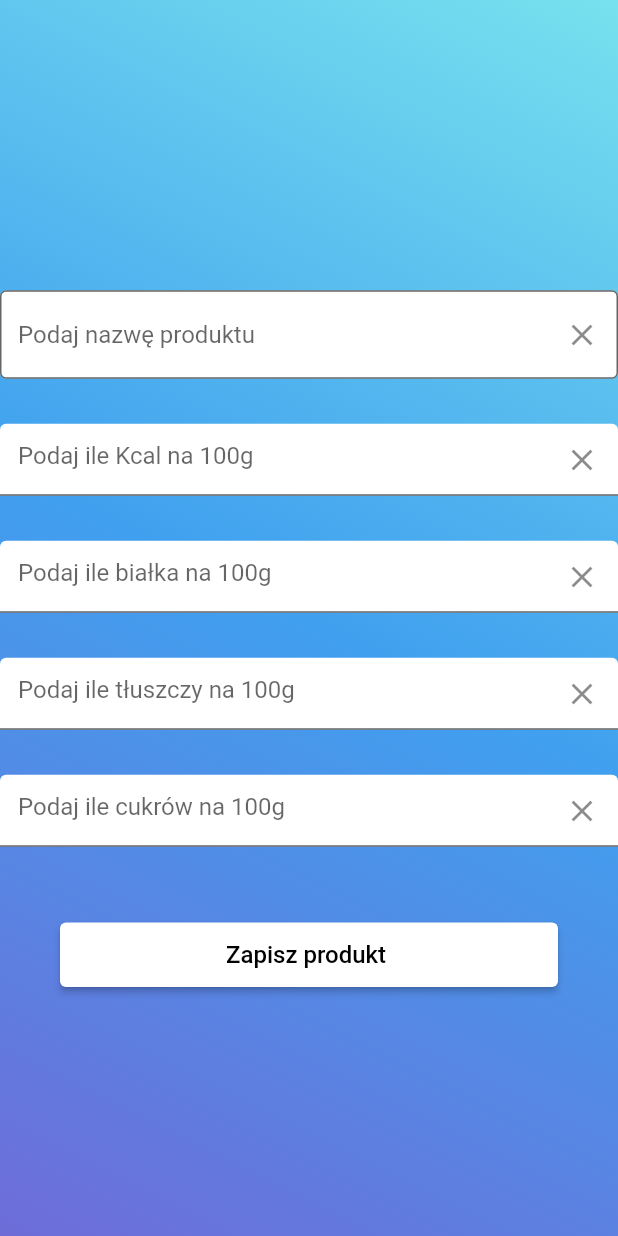
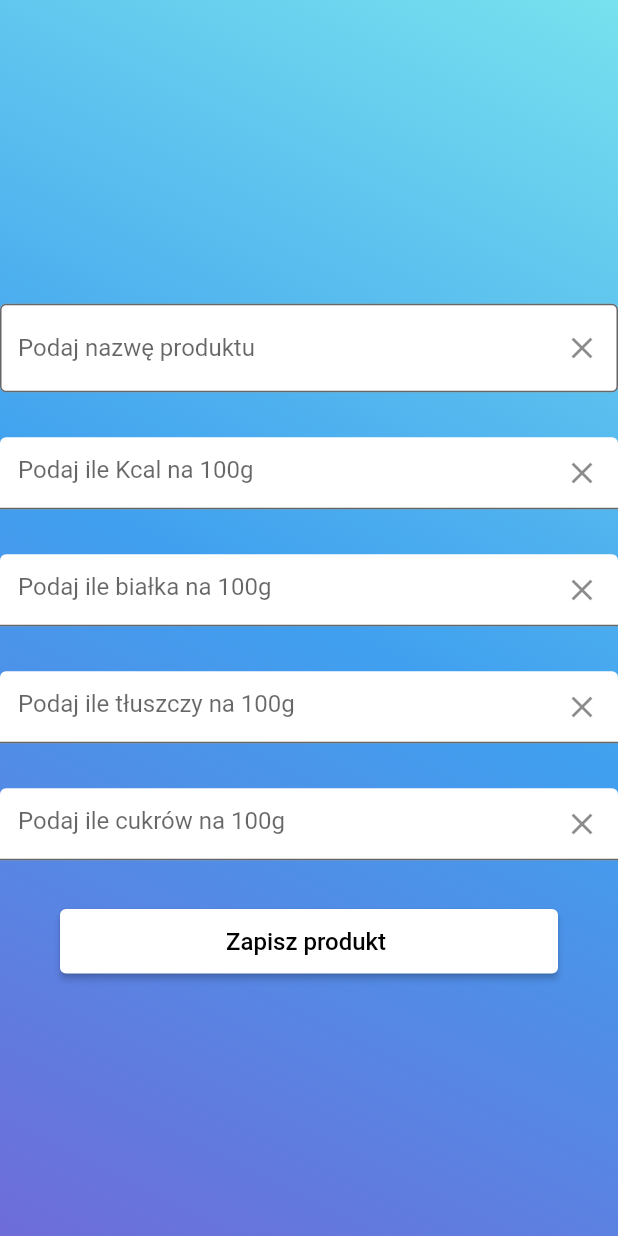
Before and after one commit to Marioo990/Chudo_app, a Flutter app: the DodawanieDoBazy screen opened directly, on a phone screen of 412 x 824 dp. Run offline on Flutter 3.47's test engine with Material 2 defaults, Android fonts, the phone set to English and light mode, and no system bars; our stand-ins replace dropdown_search, firebase_auth, firebase_core, google_fonts; accounts and stored records are empty.

Commit message:
Dodawanie do bazy produktów widok

```diff
--- a/lib/DodawanieDoBazy.dart
+++ b/lib/DodawanieDoBazy.dart
@@ -142,7 +142,7 @@ class _DodawanieDoBazyState extends State<DodawanieDoBazy> {
                       ],
                     ),
                   ),
-                  Padding(padding: EdgeInsets.only(top: 48.0),
+                  Padding(padding: EdgeInsets.only(top: 30.0),
                       child: Container(
                           alignment: Alignment.center,
                           margin: EdgeInsets.only(left: 40.0, right: 40.0),
```
